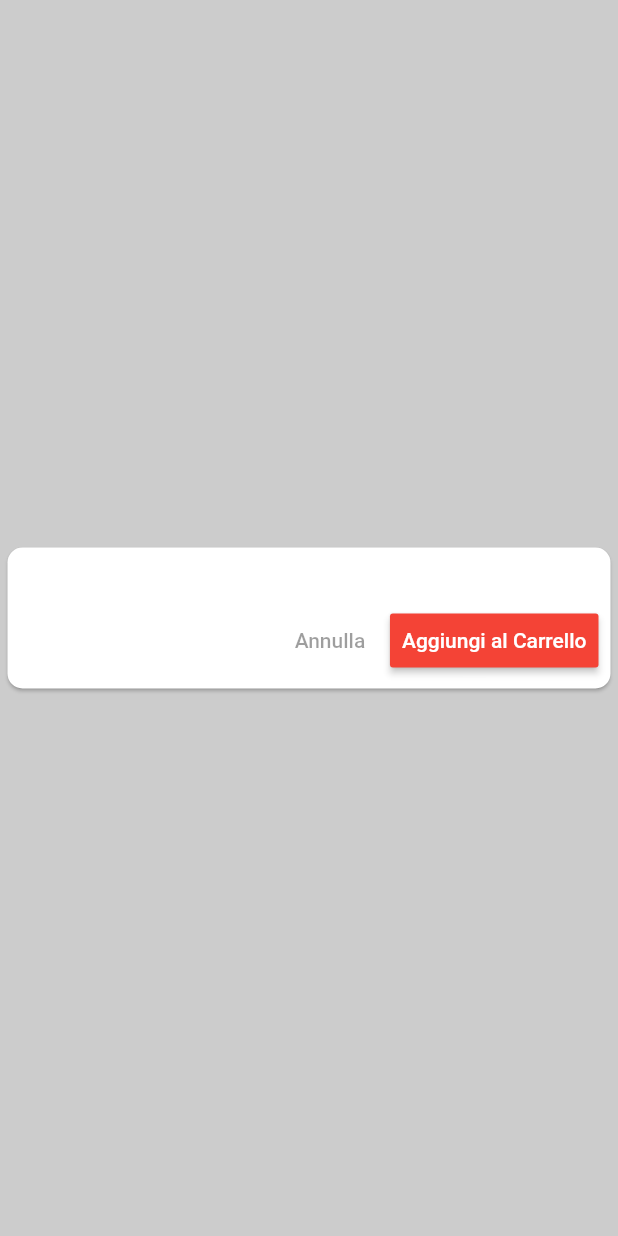
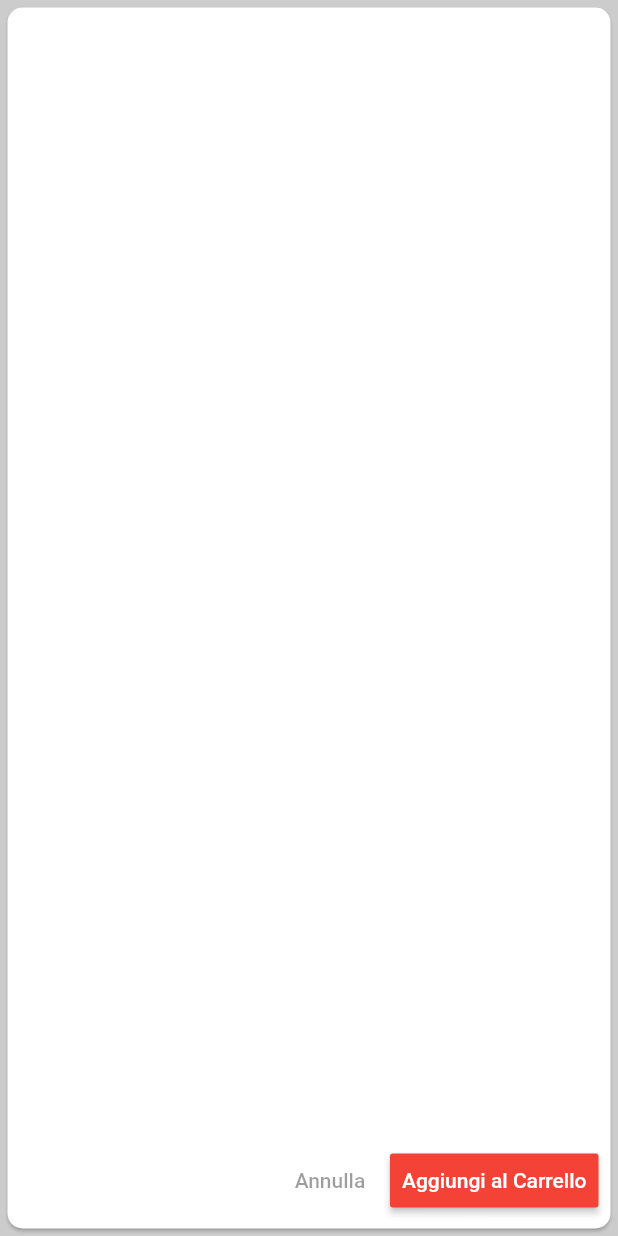
Before and after one commit to Systool/natale, a Flutter app: the MealDialog widget shown alone on an empty page, opened directly with empty values, on a phone screen of 412 x 824 dp. Run offline on Flutter 3.47's test engine with Material 2 defaults, Android fonts, the phone set to English and light mode, and no system bars; missing offline and left inert: dart:html.

Commit message:
Swapped the column in MealDialog with a Custom Layout

```diff
--- a/client/lib/main.dart
+++ b/client/lib/main.dart
@@ -321,16 +321,11 @@ class MealDialog extends StatelessWidget {
       delegate: MealDelegate(),
       child: Card(
         shape: RoundedRectangleBorder(borderRadius: BorderRadius.circular(10)),
-        child: Column(//TODO: Swap this with a MultiChildCustomLayout
-          mainAxisSize: MainAxisSize.min,
+        child: CustomMultiChildLayout(
+          delegate: MealBodyDelegate(),
           children: <Widget>[
-            Padding(
-              padding: EdgeInsets.only(
-                top: 20,
-                bottom: 10,
-                left: 20,
-                right: 20
-              ),
+            LayoutId(
+              id: 'list',
               child: ListView(
                 shrinkWrap: true,
                 children: <Widget>[
@@ -342,7 +337,9 @@ class MealDialog extends StatelessWidget {
                 ]
               )
             ),
-            ButtonBar(
+            LayoutId(
+              id: 'btns',
+              child: ButtonBar(
                 children: <Widget>[
                   FlatButton(
                     child: Text('Annulla'),
@@ -355,11 +352,31 @@ class MealDialog extends StatelessWidget {
                   )
                 ],
               )
+            )
           ]
         )
       )
     )
   );
+}
+
+class MealBodyDelegate extends MultiChildLayoutDelegate {
+  void performLayout(Size size){
+    double btnsHeight = layoutChild(
+      'btns', BoxConstraints.loose(size)
+    ).height;
+    positionChild('btns', Offset(0, size.height-btnsHeight));
+
+    layoutChild(
+      'list',
+      BoxConstraints.loose(
+        Size(size.width-40, size.height-btnsHeight-30)
+      )
+    ).height;
+    positionChild('list', Offset(20, 20));
+  }
+
+  bool shouldRelayout(MealBodyDelegate old)=>false;
 }
 
 class Cart extends StatefulWidget {
```
Lines whose indentation alone changed are shown as unchanged.
